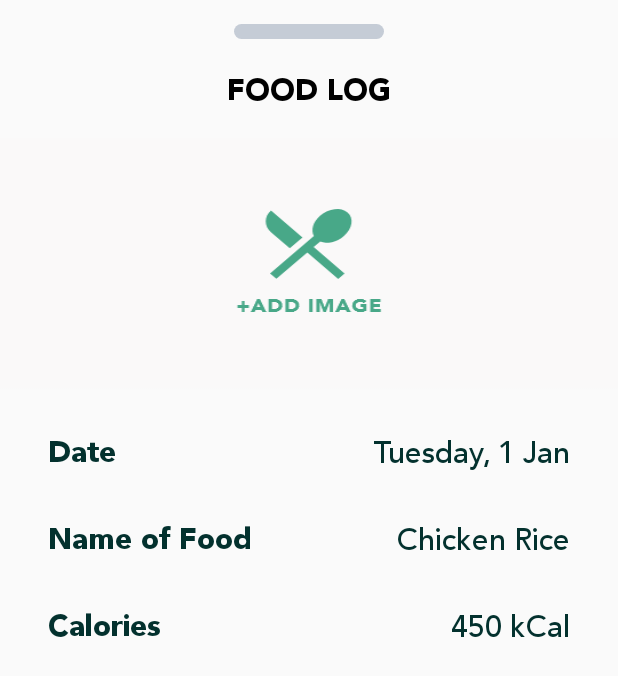
After one commit to gastronomecc/gastronome-app, an Android app: the layout bottom_sheet_foodlog.xml on its own in the app's theme, with its tools: preview values and no code run, on a phone screen of 412 x 824 dp. The commit adds this screen. Shown: the top 676 px of the screen. Run offline under Robolectric (Android 15) with nearby library versions, the phone set to English and light mode, and no system bars.

Commit message:
Added Bottom Sheets

```diff
--- a/app/build.gradle
+++ b/app/build.gradle
@@ -20,7 +20,9 @@ android {
     packagingOptions {
         exclude 'META-INF/proguard/androidx-annotations.pro'
     }
-    sourceSets { main { assets.srcDirs = ['src/main/assets', 'src/main/assets/', 'src/main/java/'] } }
+    sourceSets {
+        main { assets.srcDirs = ['src/main/assets', 'src/main/assets/', 'src/main/java/'] }
+    }
 }
 
 dependencies {
@@ -36,7 +38,6 @@ dependencies {
     implementation 'com.squareup.picasso:picasso:2.71828'
     implementation 'com.android.support:multidex:1.0.3'
 
-
     testImplementation 'junit:junit:4.12'
     androidTestImplementation 'com.android.support.test:runner:1.0.2'
     androidTestImplementation 'com.android.support.test.espresso:espresso-core:3.0.2'
--- /dev/null
+++ b/app/src/main/java/com/kevintoh0305gmail/gastronome/BottomSheetDrinkLogFragment.java
@@ -0,0 +1,27 @@
+package com.kevintoh0305gmail.gastronome;
+
+import android.os.Bundle;
+import android.support.design.widget.BottomSheetDialogFragment;
+import android.view.LayoutInflater;
+import android.view.View;
+import android.view.ViewGroup;
+
+public class BottomSheetDrinkLogFragment extends BottomSheetDialogFragment {
+
+    public BottomSheetDrinkLogFragment() {
+        // Required empty public constructor
+    }
+
+    @Override
+    public void onCreate(Bundle savedInstanceState) {
+        super.onCreate(savedInstanceState);
+
+    }
+
+    @Override
+    public View onCreateView(LayoutInflater inflater, ViewGroup container,
+                             Bundle savedInstanceState) {
+        // Inflate the layout for this fragment
+        return inflater.inflate(R.layout.bottom_sheet_drinklog, container, false);
+    }
+}
--- /dev/null
+++ b/app/src/main/java/com/kevintoh0305gmail/gastronome/BottomSheetFoodLogFragment.java
@@ -0,0 +1,29 @@
+package com.kevintoh0305gmail.gastronome;
+
+import android.os.Bundle;
+import android.support.design.widget.BottomSheetDialogFragment;
+import android.view.LayoutInflater;
+import android.view.View;
+import android.view.ViewGroup;
+
+public class BottomSheetFoodLogFragment extends BottomSheetDialogFragment {
+
+    public BottomSheetFoodLogFragment() {
+        // Required empty public constructor
+    }
+
+    @Override
+    public void onCreate(Bundle savedInstanceState) {
+        super.onCreate(savedInstanceState);
+
+    }
+
+    @Override
+    public View onCreateView(LayoutInflater inflater, ViewGroup container,
+                             Bundle savedInstanceState) {
+        // Inflate the layout for this fragment
+        return inflater.inflate(R.layout.bottom_sheet_foodlog, container, false);
+    }
+
+
+}
--- a/app/src/main/java/com/kevintoh0305gmail/gastronome/MenuFragment.java
+++ b/app/src/main/java/com/kevintoh0305gmail/gastronome/MenuFragment.java
@@ -11,6 +11,7 @@ import android.util.Log;
 import android.view.LayoutInflater;
 import android.view.View;
 import android.view.ViewGroup;
+import android.widget.Button;
 import android.widget.TextView;
 
 import com.google.firebase.auth.FirebaseAuth;
@@ -33,6 +34,7 @@ public class MenuFragment extends Fragment {
     DatabaseReference logRef, ref;
     RecipeNoAddAdapter recipeAdapter, recipeAdapter2, recipeAdapter3, recipeAdapter4, recipeAdapter5, recipeAdapter6, recipeAdapter7, recipeAdapter8;
     TextView tvTodayDate, tvTomorrowDate,tvDay3Date, tvDay3Day, tvDay4Date, tvDay4Day, tvDay5Date, tvDay5Day, tvDay6Date, tvDay6Day, tvDay7Date, tvDay7Day, tvDay8Date, tvDay8Day;
+    Button btnAddFoodLog, btnAddDrinkLog;
     ArrayList<Recipe> recipes = new ArrayList<>();
     ArrayList<Recipe> todayRecipes = new ArrayList<>();
     ArrayList<Recipe> tmrRecipes = new ArrayList<>();
@@ -63,6 +65,9 @@ public class MenuFragment extends Fragment {
         totalCal = 0;
         //tvEstWeight = view.findViewById(R.id.tvEstWeight);
         //tvWelcomeUser = view.findViewById(R.id.tvWelcomeUser);
+
+        btnAddFoodLog = view.findViewById(R.id.btnLogFood);
+        btnAddDrinkLog = view.findViewById(R.id.btnLogWater);
 
         //Day Text View
         //Today
@@ -106,6 +111,21 @@ public class MenuFragment extends Fragment {
         rvDay6 = view.findViewById(R.id.rvDay6);
         rvDay7 = view.findViewById(R.id.rvDay7);
         rvDay8 = view.findViewById(R.id.rvDay8);
+
+        btnAddFoodLog.setOnClickListener(new View.OnClickListener() {
+            @Override
+            public void onClick(View v) {
+                showBottomSheetFoodLogDialogFragment();
+            }
+        });
+
+        btnAddDrinkLog.setOnClickListener(new View.OnClickListener() {
+            @Override
+            public void onClick(View v) {
+                showBottomSheetDrinkLogDialogFragment();
+            }
+        });
+
 
         GetDates();
         GetRecipes();
@@ -368,4 +388,14 @@ public class MenuFragment extends Fragment {
         }
     }
 
+    public void showBottomSheetFoodLogDialogFragment() {
+        BottomSheetFoodLogFragment bottomSheetFragment = new BottomSheetFoodLogFragment();
+        bottomSheetFragment.show(getFragmentManager(), bottomSheetFragment.getTag());
+    }
+
+    public void showBottomSheetDrinkLogDialogFragment() {
+        BottomSheetDrinkLogFragment bottomSheetFragment = new BottomSheetDrinkLogFragment();
+        bottomSheetFragment.show(getFragmentManager(), bottomSheetFragment.getTag());
+    }
+
 }
--- /dev/null
+++ b/app/src/main/res/drawable/dismissable_rectangle.xml
@@ -0,0 +1,5 @@
+<?xml version="1.0" encoding="utf-8"?>
+<shape xmlns:android="http://schemas.android.com/apk/res/android">
+    <solid android:color="#C5CCD6" />
+    <corners android:radius="8dip" />
+</shape>
--- /dev/null
+++ b/app/src/main/res/layout/bottom_sheet_drinklog.xml
@@ -0,0 +1,10 @@
+<?xml version="1.0" encoding="utf-8"?>
+<FrameLayout xmlns:android="http://schemas.android.com/apk/res/android"
+    xmlns:tools="http://schemas.android.com/tools"
+    android:layout_width="match_parent"
+    android:layout_height="match_parent"
+    tools:context=".BottomSheetFragment">
+
+    <!-- TODO: Update blank fragment layout -->
+
+</FrameLayout>
--- /dev/null
+++ b/app/src/main/res/layout/bottom_sheet_foodlog.xml
@@ -0,0 +1,118 @@
+<?xml version="1.0" encoding="utf-8"?>
+<android.support.constraint.ConstraintLayout
+    xmlns:android="http://schemas.android.com/apk/res/android"
+    xmlns:app="http://schemas.android.com/apk/res-auto"
+    xmlns:tools="http://schemas.android.com/tools"
+    android:layout_width="match_parent"
+    android:layout_height="wrap_content">
+
+    <View
+        android:id="@+id/dismissableLine"
+        android:layout_width="100dp"
+        android:layout_height="10dp"
+        android:layout_marginTop="16dp"
+        android:background="@drawable/dismissable_rectangle"
+        app:layout_constraintEnd_toEndOf="parent"
+        app:layout_constraintStart_toStartOf="parent"
+        app:layout_constraintTop_toTopOf="parent" />
+
+    <TextView
+        android:id="@+id/tvBottomSheetTitle"
+        android:layout_width="wrap_content"
+        android:layout_height="wrap_content"
+        android:layout_marginTop="16dp"
+        android:fontFamily="@font/avenir_black"
+        android:text="FOOD LOG"
+        android:textColor="#000000"
+        android:textSize="20sp"
+        app:layout_constraintEnd_toEndOf="@+id/dismissableLine"
+        app:layout_constraintStart_toStartOf="@+id/dismissableLine"
+        app:layout_constraintTop_toBottomOf="@+id/dismissableLine" />
+
+    <Button
+        android:id="@+id/btnAddImage"
+        android:layout_width="match_parent"
+        android:layout_height="wrap_content"
+        android:layout_marginTop="16dp"
+        android:background="@drawable/add_image"
+        app:layout_constraintEnd_toEndOf="parent"
+        app:layout_constraintStart_toStartOf="parent"
+        app:layout_constraintTop_toBottomOf="@+id/tvBottomSheetTitle" />
+
+    <TextView
+        android:id="@+id/textView29"
+        android:layout_width="wrap_content"
+        android:layout_height="wrap_content"
+        android:layout_marginStart="32dp"
+        android:layout_marginTop="24dp"
+        android:textSize="20sp"
+        android:textColor="#03312E"
+        android:fontFamily="@font/avenir_black"
+        android:text="Date"
+        app:layout_constraintStart_toStartOf="parent"
+        app:layout_constraintTop_toBottomOf="@+id/btnAddImage" />
+
+    <TextView
+        android:id="@+id/textView32"
+        android:layout_width="wrap_content"
+        android:layout_height="wrap_content"
+        android:layout_marginTop="24dp"
+        android:textSize="20sp"
+        android:textColor="#03312E"
+        android:fontFamily="@font/avenir_black"
+        android:text="Name of Food"
+        app:layout_constraintStart_toStartOf="@+id/textView29"
+        app:layout_constraintTop_toBottomOf="@+id/textView29" />
+
+    <TextView
+        android:id="@+id/textView33"
+        android:layout_width="wrap_content"
+        android:layout_height="wrap_content"
+        android:layout_marginTop="24dp"
+        android:layout_marginBottom="48dp"
+        android:fontFamily="@font/avenir_black"
+        android:text="Calories"
+        android:textColor="#03312E"
+        android:textSize="20sp"
+        app:layout_constraintBottom_toBottomOf="parent"
+        app:layout_constraintStart_toStartOf="@+id/textView32"
+        app:layout_constraintTop_toBottomOf="@+id/textView32" />
+
+    <TextView
+        android:id="@+id/tvBottomSheetDate"
+        android:layout_width="wrap_content"
+        android:layout_height="wrap_content"
+        android:layout_marginEnd="32dp"
+        android:textSize="20sp"
+        android:textColor="#03312E"
+        android:fontFamily="@font/avenir_medium"
+        android:text="Tuesday, 1 Jan"
+        app:layout_constraintBottom_toBottomOf="@+id/textView29"
+        app:layout_constraintEnd_toEndOf="parent"
+        app:layout_constraintTop_toTopOf="@+id/textView29" />
+
+    <TextView
+        android:id="@+id/tvBottomSheetNameOfFood"
+        android:layout_width="wrap_content"
+        android:layout_height="wrap_content"
+        android:textSize="20sp"
+        android:textColor="#03312E"
+        android:fontFamily="@font/avenir_medium"
+        android:text="Chicken Rice"
+        app:layout_constraintBottom_toBottomOf="@+id/textView32"
+        app:layout_constraintEnd_toEndOf="@+id/tvBottomSheetDate"
+        app:layout_constraintTop_toTopOf="@+id/textView32" />
+
+    <TextView
+        android:id="@+id/tvBottomSheetCalories"
+        android:layout_width="wrap_content"
+        android:layout_height="wrap_content"
+        android:textSize="20sp"
+        android:textColor="#03312E"
+        android:fontFamily="@font/avenir_medium"
+        android:text="450 kCal"
+        app:layout_constraintBottom_toBottomOf="@+id/textView33"
+        app:layout_constraintEnd_toEndOf="@+id/tvBottomSheetNameOfFood"
+        app:layout_constraintTop_toTopOf="@+id/textView33" />
+
+</android.support.constraint.ConstraintLayout>
```
Also changed, not shown: app/src/main/res/drawable-hdpi/add_image.png (added), app/src/main/res/drawable-ldpi/add_image.png (added), app/src/main/res/drawable-mdpi/add_image.png (added), app/src/main/res/drawable-xhdpi/add_image.png (added), app/src/main/res/drawable-xxhdpi/add_image.png (added), app/src/main/res/drawable-xxxhdpi/add_image.png (added).
